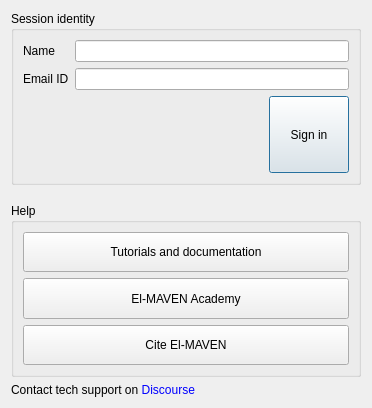
Qt form src/gui/mzroll/forms/infodialog.ui (ElucidataInc/ElMaven) before a commit.
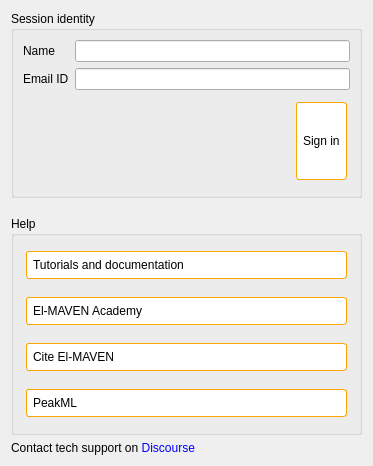
The same form after that commit.

Commit message: [ftr] Add peakML documentation in support dialog

```diff
--- a/src/gui/mzroll/forms/infodialog.ui
+++ b/src/gui/mzroll/forms/infodialog.ui
@@ -6,8 +6,8 @@
    <rect>
     <x>0</x>
     <y>0</y>
-    <width>372</width>
-    <height>408</height>
+    <width>373</width>
+    <height>466</height>
    </rect>
   </property>
   <property name="sizePolicy">
@@ -25,6 +25,27 @@
   <property name="windowTitle">
    <string>Support Information</string>
   </property>
+  <property name="styleSheet">
+   <string notr="true">QPushButton {
+	background-color: white;
+	padding: 6px;
+	border: 1px solid orange;
+	border-radius: 3px;
+	text-align: left;
+	margin: 6px 3px;
+}
+
+QPushButton:hover {
+	background-color: rgb(117, 110, 210);
+	color: white;
+	border: 1px solid rgb(117, 110, 210);
+}
+
+QPushButton:focus {
+	outline: none;
+	border: 1px solid black;
+}</string>
+  </property>
   <layout class="QVBoxLayout" name="verticalLayout">
    <item>
     <widget class="QGroupBox" name="groupBox">
@@ -186,6 +207,19 @@
         </property>
        </widget>
       </item>
+      <item>
+       <widget class="QPushButton" name="peakMLButton">
+        <property name="sizePolicy">
+         <sizepolicy hsizetype="Minimum" vsizetype="Preferred">
+          <horstretch>0</horstretch>
+          <verstretch>0</verstretch>
+         </sizepolicy>
+        </property>
+        <property name="text">
+         <string>PeakML</string>
+        </property>
+       </widget>
+      </item>
      </layout>
     </widget>
    </item>
```
The commit also changes 1 other file.
